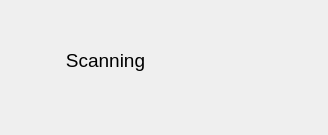
Qt form ui_files/animation.ui (Amanrai503/Secure-file-management-system) before a commit.
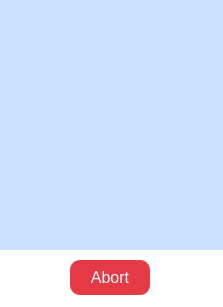
The same form after that commit.

Diff of the .ui file:
```diff
--- a/ui_files/animation.ui
+++ b/ui_files/animation.ui
@@ -6,51 +6,72 @@
    <rect>
     <x>0</x>
     <y>0</y>
-    <width>328</width>
-    <height>135</height>
+    <width>223</width>
+    <height>307</height>
    </rect>
   </property>
   <property name="windowTitle">
    <string>Form</string>
   </property>
   <property name="styleSheet">
-   <string notr="true">background:none;</string>
+   <string notr="true">background: rgb(255, 255, 255)</string>
   </property>
   <widget class="QLabel" name="label">
    <property name="geometry">
     <rect>
-     <x>50</x>
-     <y>40</y>
-     <width>111</width>
+     <x>0</x>
+     <y>0</y>
+     <width>224</width>
+     <height>250</height>
+    </rect>
+   </property>
+   <property name="styleSheet">
+    <string notr="true">background-color: rgb(201, 225, 255);</string>
+   </property>
+   <property name="text">
+    <string/>
+   </property>
+   <property name="scaledContents">
+    <bool>true</bool>
+   </property>
+   <property name="wordWrap">
+    <bool>false</bool>
+   </property>
+  </widget>
+  <widget class="QPushButton" name="pushButton_2">
+   <property name="geometry">
+    <rect>
+     <x>70</x>
+     <y>260</y>
+     <width>80</width>
+     <height>35</height>
+    </rect>
+   </property>
+   <property name="maximumSize">
+    <size>
+     <width>141</width>
      <height>41</height>
-    </rect>
+    </size>
    </property>
    <property name="font">
     <font>
-     <pointsize>14</pointsize>
+     <pointsize>-1</pointsize>
     </font>
    </property>
-   <property name="text">
-    <string>Scanning</string>
-   </property>
-   <property name="alignment">
-    <set>Qt::AlignCenter</set>
-   </property>
-  </widget>
-  <widget class="QLabel" name="label_2">
-   <property name="geometry">
-    <rect>
-     <x>210</x>
-     <y>30</y>
-     <width>50</width>
-     <height>50</height>
-    </rect>
-   </property>
    <property name="styleSheet">
-    <string notr="true"/>
+    <string notr="true">QPushButton {
+    background-color: #E63946; /* Red color for warning */
+    color: white;
+    border-radius: 10px;
+    font-size: 16px;
+    padding: 8px 20px;
+}
+QPushButton:hover {
+    background-color: #D62839;
+}</string>
    </property>
    <property name="text">
-    <string/>
+    <string>Abort</string>
    </property>
   </widget>
  </widget>
```
Left out of the diff: 21 changed lines with no effect on the pictures.
